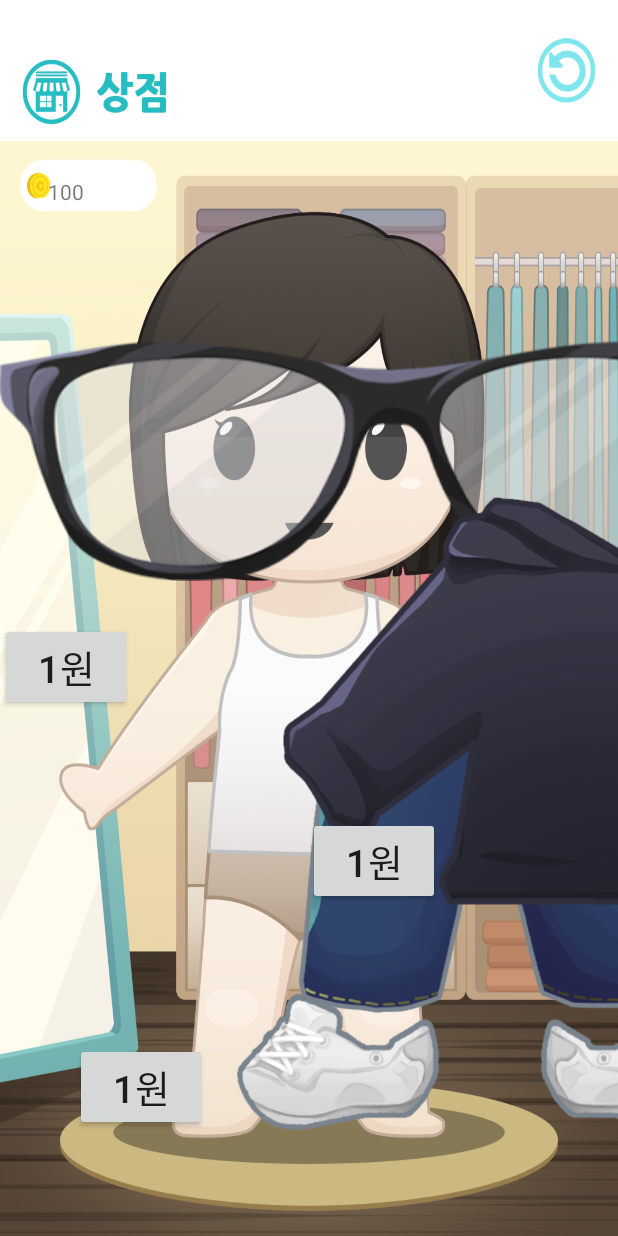
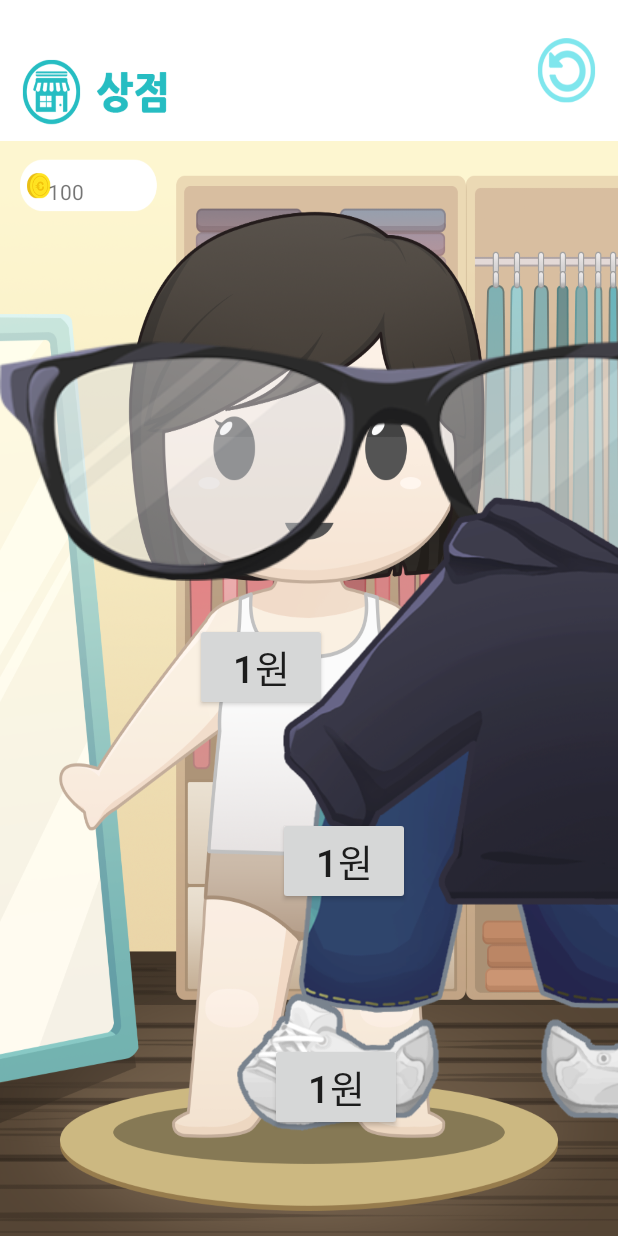
Before and after one commit to tom4712/Fitbitandroidgame, an Android app: the ShopActivity screen opened directly, with no data from a screen before it, on a phone screen of 412 x 824 dp. Run offline under Robolectric (Android 15) with nearby library versions, the phone set to English and light mode, and no system bars.

Commit message:
앙기모리ㅊㅇㄻㅇㅁㅁㄹㅇㅇㄻ

```diff
--- a/app/src/main/res/layout/activity_shop.xml
+++ b/app/src/main/res/layout/activity_shop.xml
@@ -78,6 +78,7 @@
                                 android:src="@drawable/gongo" />
 
                             <LinearLayout
+                                android:paddingLeft="130dp"
                                 android:gravity="bottom"
                                 android:layout_width="match_parent"
                                 android:layout_height="match_parent"
@@ -138,6 +139,7 @@
                                 android:src="@drawable/gongt" />
 
                             <LinearLayout
+                                android:paddingLeft="130dp"
                                 android:gravity="bottom"
                                 android:layout_width="match_parent"
                                 android:layout_height="match_parent"
@@ -193,6 +195,7 @@
                                 android:layout_weight="1"/>
 
                             <LinearLayout
+                                android:paddingLeft="130dp"
                                 android:gravity="bottom"
                                 android:layout_width="match_parent"
                                 android:layout_height="match_parent"
@@ -286,6 +289,7 @@
                                     android:src="@drawable/test" />
 
                                 <LinearLayout
+                                    android:paddingLeft="130dp"
                                     android:layout_width="match_parent"
                                     android:layout_height="match_parent"
                                     android:layout_alignParentLeft="true"
@@ -348,6 +352,7 @@
                                     android:src="@drawable/test" />
 
                                 <LinearLayout
+                                    android:paddingLeft="130dp"
                                     android:layout_width="match_parent"
                                     android:layout_height="match_parent"
                                     android:gravity="bottom"
@@ -406,6 +411,7 @@
                                     android:src="@drawable/test" />
 
                                 <LinearLayout
+                                    android:paddingLeft="130dp"
                                     android:layout_width="match_parent"
                                     android:layout_height="match_parent"
                                     android:gravity="bottom"
@@ -494,7 +500,7 @@
                                     android:src="@drawable/ms" />
 
                                 <LinearLayout
-                                    android:paddingLeft="150dp"
+                                    android:paddingLeft="130dp"
                                     android:layout_width="match_parent"
                                     android:layout_height="match_parent"
                                     android:layout_alignParentLeft="true"
@@ -581,6 +587,7 @@
                                     android:src="@drawable/test" />
 
                                 <LinearLayout
+                                    android:paddingLeft="130dp"
                                     android:layout_width="match_parent"
                                     android:layout_height="match_parent"
                                     android:gravity="bottom"
@@ -640,6 +647,7 @@
                                     android:src="@drawable/test" />
 
                                 <LinearLayout
+                                    android:paddingLeft="130dp"
                                     android:layout_width="match_parent"
                                     android:layout_height="match_parent"
                                     android:gravity="bottom"
```
